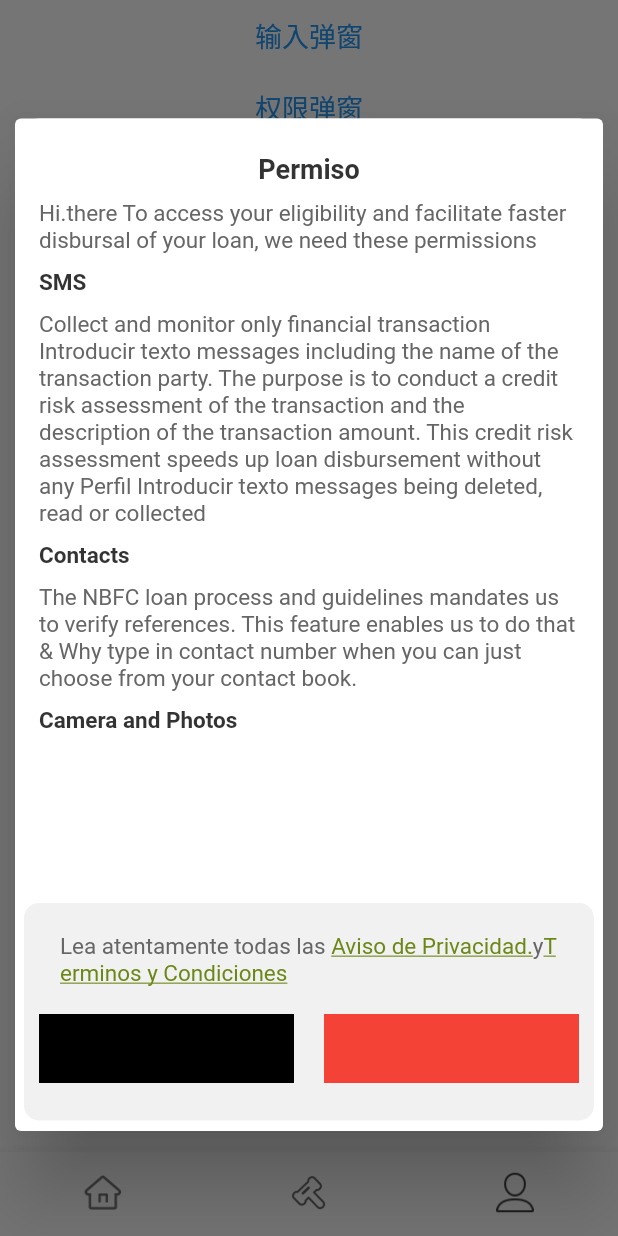
After one commit to duangaixin/rapicredito, a Flutter app: the AppMainPage screen opened by its route, item 2 of the bottom bar chosen, after a tap on "权限弹窗", on a phone screen of 412 x 824 dp. The commit adds this screen. Run offline on Flutter 3.47's test engine with Material 2 defaults, Android fonts, the phone set to English and light mode, and no system bars; drawn by our look-alikes of pull_to_refresh; our stand-ins replace bot_toast, cached_network_image, camera, dio, flutter_image_compress, flutter_swiper_null_safety and 5 more; missing offline and left inert: flutter_pickers, http_proxy; accounts and stored records are empty.

Commit message:
custom camera

```diff
--- a/lib/page/camera/custom_camera_page.dart
+++ b/lib/page/camera/custom_camera_page.dart
@@ -34,8 +34,7 @@ class CustomCameraPageState extends State<CustomCameraPage> {
   void initCameraCtr() {
     if (cameraList.isEmpty) return;
     controller = CameraController(
-      cameraList[0],
-     // cameraList[cameraList.length > 1 ? 1 : 0],
+      cameraList[cameraList.length > 1 ? 1 : 0],
       ResolutionPreset.max,
     );
     try {
@@ -43,6 +42,11 @@ class CustomCameraPageState extends State<CustomCameraPage> {
         if (mounted) {
           setState(() {});
         }
+        controller?.addListener(() {
+          if (mounted) {
+            setState(() {});
+          }
+        });
       });
     } on CameraException catch (e) {
       var permissionError = e.code.contains('Permission');
@@ -72,7 +76,8 @@ class CustomCameraPageState extends State<CustomCameraPage> {
       future: _initializeControllerFuture,
       builder: (context, snapshot) {
         if (snapshot.connectionState == ConnectionState.done) {
-          return SizedBox(
+          return Container(
+            color: Colors.red,
             width: double.infinity,
             height: double.infinity,
             child: Stack(
--- a/lib/page/main/order/main_order_view.dart
+++ b/lib/page/main/order/main_order_view.dart
@@ -3,6 +3,7 @@ import 'package:get/get.dart';
 import 'package:rapicredito/get/getx_keep_state_view.dart';
 import 'package:rapicredito/page/main/mine/widget/input_dialog.dart';
 import 'package:rapicredito/page/main/order/index.dart';
+import 'package:rapicredito/page/splash/widget/permission_dialog.dart';
 import 'package:rapicredito/router/page_router_name.dart';
 import 'package:rapicredito/widget/custom_button.dart';
 import 'package:rapicredito/widget/custom_picker.dart';
@@ -39,12 +40,31 @@ class MainOrderPage extends GetKeepStateView<MainOrderCtr> {
                             });
                       }),
                   CustomButton(
+                      text: '权限弹窗',
+                      onPressed: () {
+                        showDialog(
+                            context: context,
+                            barrierDismissible: false,
+                            builder: (_) {
+                              return Dialog(
+                                insetPadding: const EdgeInsets.only(
+                                    top: 79.0,
+                                    bottom: 70.0,
+                                    left: 10.0,
+                                    right: 10.0),
+                                child: PermissionDialog(
+                                  leftClickConfirm: () {},
+                                  rightClickConfirm: () {},
+                                ),
+                              );
+                            });
+                      }),
+                  CustomButton(
                       text: '底部弹窗',
                       onPressed: () {
-                        CustomPicker.showSinglePicker(context, data: ['1','2','3','4']);
+                        CustomPicker.showSinglePicker(context,
+                            data: ['1', '2', '3', '4']);
                       }),
-
-
                   CustomButton(
                       text: '个人信息',
                       onPressed: () {
--- /dev/null
+++ b/lib/page/splash/widget/permission_dialog.dart
@@ -0,0 +1,179 @@
+import 'package:flutter/gestures.dart';
+import 'package:flutter/material.dart';
+import 'package:rapicredito/utils/string_ext.dart';
+
+class PermissionDialog extends StatefulWidget {
+  @override
+  State<StatefulWidget> createState() => _PermissionDialogState();
+  final VoidCallback leftClickConfirm;
+  final VoidCallback rightClickConfirm;
+
+  const PermissionDialog({
+    Key? key,
+    required this.leftClickConfirm,
+    required this.rightClickConfirm,
+  }) : super(key: key);
+}
+
+class _PermissionDialogState extends State<PermissionDialog> {
+  @override
+  Widget build(BuildContext context) {
+    return Container(
+      width: double.infinity,
+      height: double.infinity,
+      padding: const EdgeInsets.only(top: 23.0, bottom: 7.0),
+      alignment: Alignment.center,
+      decoration: BoxDecoration(
+        color: Colors.white,
+        borderRadius: BorderRadius.circular(16.0),
+      ),
+      child: Column(
+        mainAxisSize: MainAxisSize.max,
+        crossAxisAlignment: CrossAxisAlignment.start,
+        children: [
+          _buildTitleView(),
+          Expanded(child: _buildContentView()),
+          _buildBottomView()
+        ],
+      ),
+    );
+  }
+
+  Widget _buildTitleView() {
+    return const Center(
+      child: Text(
+        'Permiso',
+        style: TextStyle(
+            fontSize: 18.0,
+            color: Color(0xff333333),
+            fontWeight: FontWeight.bold),
+      ),
+    );
+  }
+
+  Widget _buildContentView() {
+    return SingleChildScrollView(
+      physics: const BouncingScrollPhysics(),
+      child: Column(
+        crossAxisAlignment: CrossAxisAlignment.start,
+        mainAxisSize: MainAxisSize.max,
+        children: [
+          const Padding(
+            padding: EdgeInsets.only(top: 10.0, left: 16.0, right: 16.0),
+            child: Text(
+              'Hi.there To access your eligibility and facilitate faster disbursal of your loan, we need these permissions',
+              style: TextStyle(fontSize: 15.0, color: Color(0xff666666)),
+            ),
+          ),
+          _buildItemView('SMS',
+              'Collect and monitor only financial transaction Introducir texto messages including the name of the transaction party. The purpose is to conduct a credit risk assessment of the transaction and the description of the transaction amount. This credit risk assessment speeds up loan disbursement without any Perfil Introducir texto messages being deleted, read or collected'),
+          _buildItemView('Contacts',
+              'The NBFC loan process and guidelines mandates us to verify references. This feature enables us to do that & Why type in contact number when you can just choose from your contact book.'),
+          _buildItemView('Camera and Photos', ''),
+        ],
+      ),
+    );
+  }
+
+  Widget _buildItemView(String title, String content) {
+    return Container(
+      padding: const EdgeInsets.only(top: 10.0, left: 16.0, right: 16.0),
+      child: Column(
+        mainAxisSize: MainAxisSize.min,
+        crossAxisAlignment: CrossAxisAlignment.start,
+        children: [
+          Text(
+            title,
+            style: const TextStyle(
+                fontSize: 15.0,
+                color: Color(0xff333333),
+                fontWeight: FontWeight.bold),
+          ),
+          Padding(
+            padding: const EdgeInsets.only(top: 10.0),
+            child: Text(
+              content,
+              style: const TextStyle(fontSize: 15.0, color: Color(0xff666666)),
+            ),
+          )
+        ],
+      ),
+    );
+  }
+
+  Widget _buildBottomView() {
+    return Container(
+      margin: const EdgeInsets.only(top: 18.0, left: 6.0, right: 6.0),
+      decoration: BoxDecoration(
+          color: const Color(0xffF1F1F1),
+          borderRadius: BorderRadius.circular(10.0)),
+      child: Column(
+        crossAxisAlignment: CrossAxisAlignment.start,
+        mainAxisSize: MainAxisSize.min,
+        children: [
+          Padding(
+            padding: const EdgeInsets.only(
+                top: 20.0, left: 24.0, right: 24.0, bottom: 18.0),
+            child: RichText(
+                text: TextSpan(
+                    text: Strings.autoLineString('Lea atentamente todas las '),
+                    style: const TextStyle(
+                        fontSize: 15.0, color: Color(0xff666666)),
+                    children: <TextSpan>[
+                  TextSpan(
+                      text: Strings.autoLineString('Aviso de Privacidad.'),
+                      style: const TextStyle(
+                          decoration: TextDecoration.underline,
+                          fontSize: 15.0,
+                          color: Color(0xff6B8817)),
+                      recognizer: TapGestureRecognizer()..onTap = () {}),
+                  TextSpan(
+                      text: Strings.autoLineString('y'),
+                      style: const TextStyle(
+                          fontSize: 15.0, color: Color(0xff666666))),
+                  TextSpan(
+                      text: Strings.autoLineString('Terminos y Condiciones'),
+                      style: const TextStyle(
+                          decoration: TextDecoration.underline,
+                          fontSize: 15.0,
+                          color: Color(0xff6B8817)),
+                      recognizer: TapGestureRecognizer()..onTap = () {}),
+                ])),
+          ),
+          Padding(
+            padding:
+                const EdgeInsets.only(left: 10.0, right: 10.0, bottom: 25.0),
+            child: Row(
+              mainAxisSize: MainAxisSize.max,
+              children: [
+                Expanded(
+                  child: Container(
+                    color: Colors.black,
+                    height: 46.0,
+                  ),
+                ),
+                const SizedBox(
+                  width: 20.0,
+                ),
+                Expanded(
+                  child: Container(
+                    color: Colors.red,
+                    height: 46.0,
+                  ),
+                ),
+              ],
+            ),
+          )
+        ],
+      ),
+
+      // child: CustomButton(
+      //   text: 'OK',
+      //   padding: const EdgeInsets.symmetric(horizontal: 50.0),
+      //   onPressed: () {
+      //     Navigator.pop(context);
+      //   },
+      // ),
+    );
+  }
+}
```
